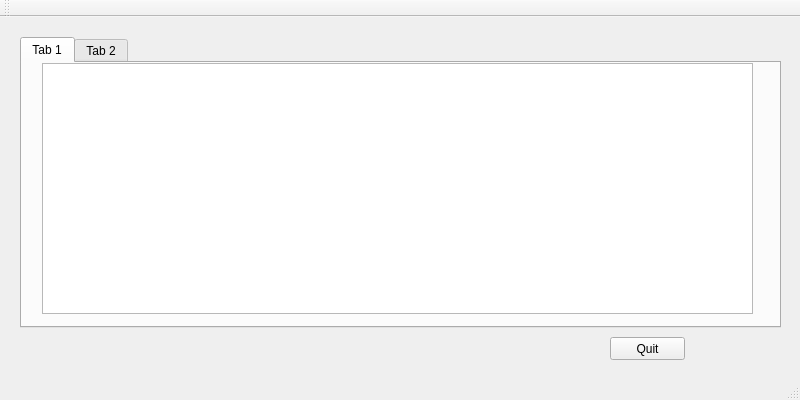
The window that Hopur21Verkefni/MyComputerScienceList/ui/mainwindow.ui (Hopur21/Hopur21) describes before a commit, drawn with Qt 5.
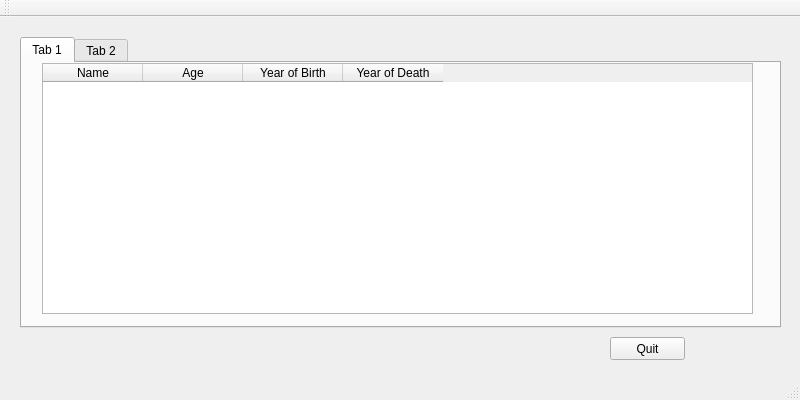
The same window after the commit.

```diff
--- a/Hopur21Verkefni/MyComputerScienceList/ui/mainwindow.ui
+++ b/Hopur21Verkefni/MyComputerScienceList/ui/mainwindow.ui
@@ -64,6 +64,26 @@
         <height>251</height>
        </rect>
       </property>
+      <column>
+       <property name="text">
+        <string>Name</string>
+       </property>
+      </column>
+      <column>
+       <property name="text">
+        <string>Age</string>
+       </property>
+      </column>
+      <column>
+       <property name="text">
+        <string>Year of Birth</string>
+       </property>
+      </column>
+      <column>
+       <property name="text">
+        <string>Year of Death</string>
+       </property>
+      </column>
      </widget>
     </widget>
     <widget class="QWidget" name="tab_2">
```
